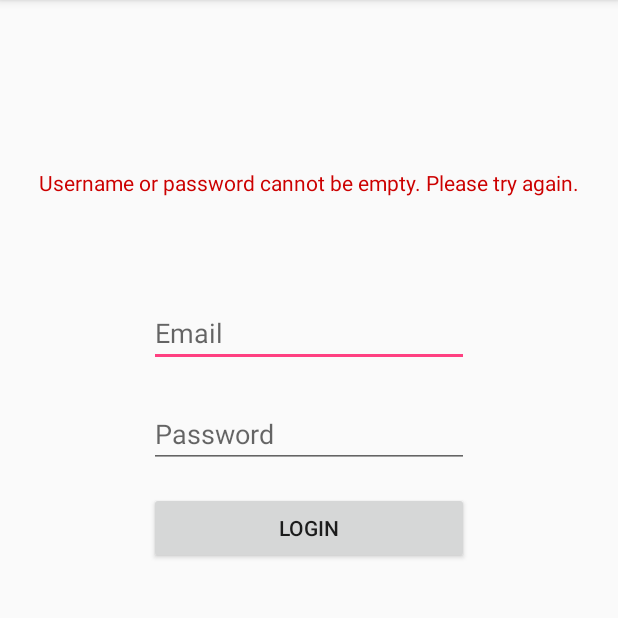
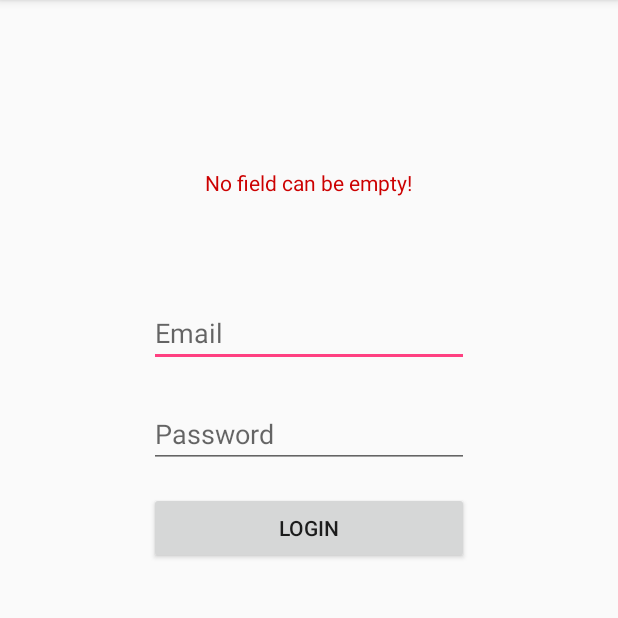
Before and after one commit to tahakapasi/Pothole-Detector, an Android app: the screen it shows after launch (MainActivity), after a tap on "LOGIN", on a phone screen of 412 x 824 dp, the part 84-702 px from its top. Run offline under Robolectric (Android 15) with nearby library versions, the phone set to English and light mode, and no system bars.

Commit message:
Removed redundant code

```diff
--- a/app/src/main/java/com/pothole/potholedetector/MainActivity.java
+++ b/app/src/main/java/com/pothole/potholedetector/MainActivity.java
@@ -1,9 +1,7 @@
 package com.pothole.potholedetector;
 
-import android.os.AsyncTask;
 import android.support.v7.app.AppCompatActivity;
 import android.os.Bundle;
-import android.util.Log;
 import android.view.View;
 import android.widget.Button;
 import android.widget.EditText;
@@ -32,16 +30,13 @@ public class MainActivity extends AppCompatActivity {
                 error.setText("");
                 String username = usernameField.getText().toString();
                 String password = passwordField.getText().toString();
-                if(username.equals("") || password.equals(""))
-                {
-                    error.setText("Username or password cannot be empty. Please try again.");
-                }
-                else {
+                if(username.equals("") || password.equals("")) {
+                    error.setText("No field can be empty!");
+                } else {
                     new SignIn().execute(username, password);
                 }
             }
 
         });
-
     }
 }
```
